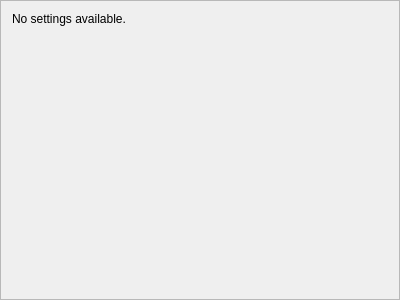
Old version of the form src/urh/plugins/RfCat/settings.ui in the repository jopohl/urh.
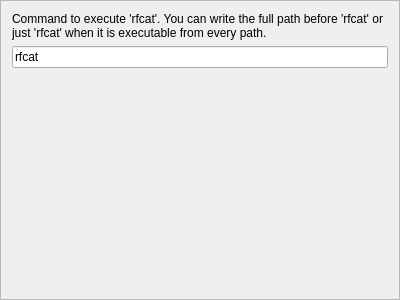
New version of the form.

Commit message: Added input and checking for path to rfcat

Diff of the .ui file:
```diff
--- a/src/urh/plugins/RfCat/settings.ui
+++ b/src/urh/plugins/RfCat/settings.ui
@@ -23,7 +23,29 @@
    <item>
     <widget class="QLabel" name="label">
      <property name="text">
-      <string>No settings available.</string>
+      <string>Command to execute 'rfcat'. You can write the full path before 'rfcat' or just 'rfcat' when it is executable from every path.</string>
+     </property>
+     <property name="wordWrap">
+      <bool>true</bool>
+     </property>
+    </widget>
+   </item>
+   <item>
+    <widget class="QLineEdit" name="rfcat_executable">
+     <property name="text">
+      <string>rfcat</string>
+     </property>
+    </widget>
+   </item>
+   <item>
+    <widget class="QLabel" name="info">
+     <property name="font">
+      <font>
+       <italic>true</italic>
+      </font>
+     </property>
+     <property name="text">
+      <string/>
      </property>
     </widget>
    </item>
```
Left out of the diff: 2 changed lines with no effect on the pictures. The commit also changes 2 other files.
